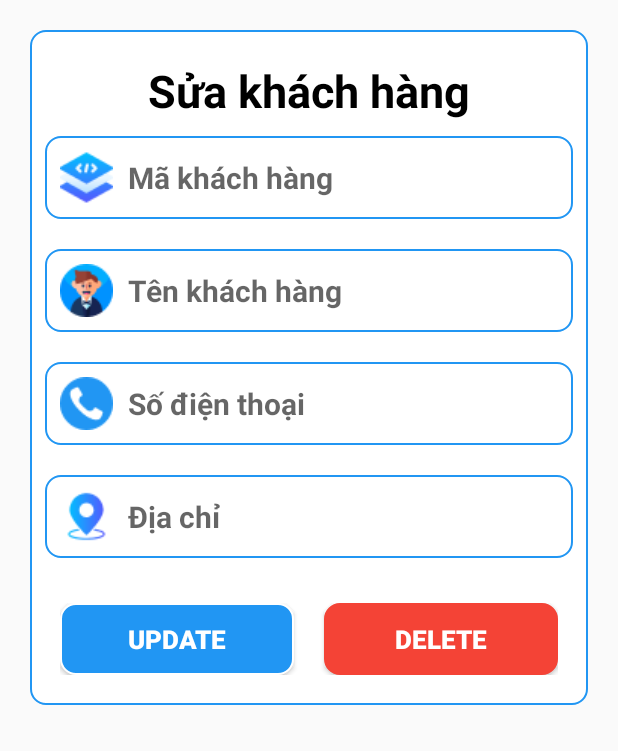
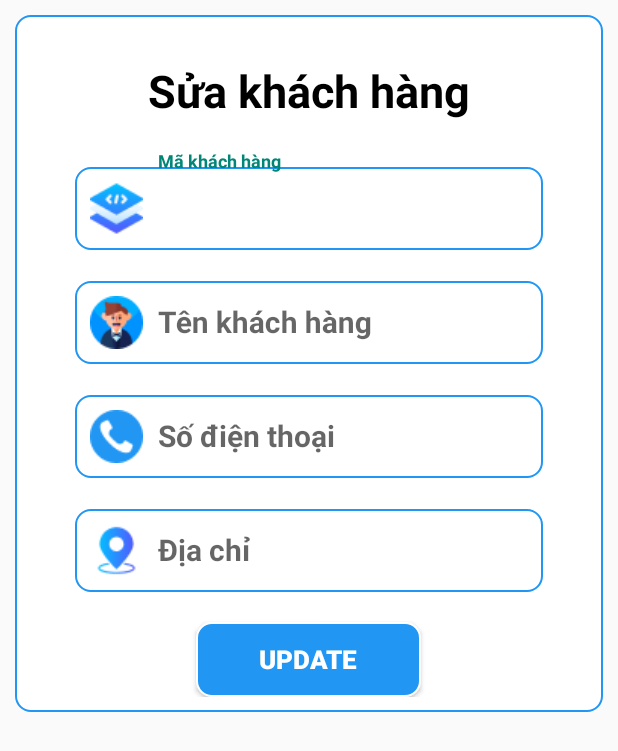
Before and after one commit to DwngSagn38/DA1_QLDH, an Android app: the layout dl_sua_khachhang.xml on its own in the app's theme, with its tools: preview values and no code run, on a phone screen of 412 x 824 dp. Shown: the top 751 px of the screen. Run offline under Robolectric (Android 15) with nearby library versions, the phone set to English and light mode, and no system bars.

Commit message:
khachhang

```diff
--- a/app/src/main/java/com/example/da1_qldh_yuii/Welcome.java
+++ b/app/src/main/java/com/example/da1_qldh_yuii/Welcome.java
@@ -20,7 +20,9 @@ public class Welcome extends AppCompatActivity {
             @Override
             public void run() {
                 startActivity(new Intent(Welcome.this, DangNhap.class));
+                finish();
             }
+
         },3000);
     }
 }
--- a/app/src/main/res/layout/dl_sua_khachhang.xml
+++ b/app/src/main/res/layout/dl_sua_khachhang.xml
@@ -2,106 +2,134 @@
 <LinearLayout xmlns:android="http://schemas.android.com/apk/res/android"
     android:layout_width="match_parent"
     android:orientation="vertical"
-    android:layout_height="match_parent">
+    android:layout_height="wrap_content">
 
     <LinearLayout
         android:layout_width="match_parent"
         android:layout_height="wrap_content"
         android:orientation="vertical"
-        android:layout_margin="20dp"
+        android:layout_margin="10dp"
+        android:padding="10dp"
         android:background="@drawable/khung">
 
         <TextView
-            android:layout_width="match_parent"
+            android:layout_width="wrap_content"
             android:layout_height="wrap_content"
             android:text="Sửa khách hàng"
             android:layout_marginTop="20dp"
-            android:gravity="center_horizontal"
+            android:layout_gravity="center"
             android:textStyle="bold"
             android:textColor="@color/black"
             android:textSize="30sp"/>
-        <EditText
-            android:id="@+id/edMaKHsua"
+
+        <com.google.android.material.textfield.TextInputLayout
             android:layout_width="match_parent"
             android:layout_height="wrap_content"
+            android:paddingHorizontal="20dp"
+            android:layout_marginTop="20dp">
+            <com.google.android.material.textfield.TextInputEditText
+                android:id="@+id/edMaKHsua"
+                android:hint="Mã khách hàng"
+                android:layout_width="match_parent"
+                android:layout_height="wrap_content"
+                android:paddingLeft="10dp"
                 android:background="@drawable/khung"
-            android:hint="Mã khách hàng"
+                android:drawableStart="@drawable/makh"
                 android:drawablePadding="10dp"
                 android:padding="10dp"
-            android:drawableStart="@drawable/makh"
                 android:textSize="20dp"
                 android:textColor="@color/black"
                 android:layout_margin="10dp"
                 android:textStyle="bold"
+
                 />
-        <EditText
-            android:id="@+id/edTenKHsua"
+        </com.google.android.material.textfield.TextInputLayout>
+
+
+        <com.google.android.material.textfield.TextInputLayout
             android:layout_width="match_parent"
             android:layout_height="wrap_content"
+            android:paddingHorizontal="20dp">
+            <com.google.android.material.textfield.TextInputEditText
+                android:id="@+id/edTenKHsua"
+                android:hint="Tên khách hàng"
+                android:layout_width="match_parent"
+                android:layout_height="wrap_content"
+                android:paddingLeft="10dp"
                 android:background="@drawable/khung"
-            android:hint="Tên khách hàng"
+                android:drawableStart="@drawable/tenkh"
                 android:drawablePadding="10dp"
                 android:padding="10dp"
-            android:drawableStart="@drawable/tenkh"
                 android:textSize="20dp"
                 android:textColor="@color/black"
                 android:layout_margin="10dp"
-            android:textStyle="bold" />
-        <EditText
-            android:id="@+id/edSDTsua"
+                android:textStyle="bold"
+
+                />
+        </com.google.android.material.textfield.TextInputLayout>
+
+
+
+        <com.google.android.material.textfield.TextInputLayout
             android:layout_width="match_parent"
             android:layout_height="wrap_content"
+            android:paddingHorizontal="20dp"
+            >
+            <com.google.android.material.textfield.TextInputEditText
+                android:id="@+id/edSDTsua"
+                android:hint="Số điện thoại"
+                android:layout_width="match_parent"
+                android:layout_height="wrap_content"
+                android:paddingLeft="10dp"
                 android:background="@drawable/khung"
-            android:hint="Số điện thoại"
+                android:drawableStart="@drawable/sdt"
                 android:drawablePadding="10dp"
                 android:padding="10dp"
-            android:drawableStart="@drawable/sdt"
                 android:textSize="20dp"
                 android:textColor="@color/black"
                 android:layout_margin="10dp"
-            android:textStyle="bold" />
-        <EditText
-            android:id="@+id/edDiaChisua"
+                android:textStyle="bold"
+
+                />
+        </com.google.android.material.textfield.TextInputLayout>
+
+
+        <com.google.android.material.textfield.TextInputLayout
             android:layout_width="match_parent"
             android:layout_height="wrap_content"
+            android:paddingHorizontal="20dp"
+            >
+            <com.google.android.material.textfield.TextInputEditText
+                android:id="@+id/edDiaChisua"
+                android:hint="Địa chỉ"
+                android:layout_width="match_parent"
+                android:layout_height="wrap_content"
+                android:paddingLeft="10dp"
                 android:background="@drawable/khung"
-            android:hint="Địa chỉ"
+                android:drawableStart="@drawable/diachi"
                 android:drawablePadding="10dp"
                 android:padding="10dp"
-            android:drawableStart="@drawable/diachi"
                 android:textSize="20dp"
                 android:textColor="@color/black"
                 android:layout_margin="10dp"
-            android:textStyle="bold" />
+                android:textStyle="bold"
 
-        <LinearLayout
-            android:layout_width="match_parent"
-            android:layout_height="wrap_content"
-            android:layout_margin="20dp"
-            android:orientation="horizontal">
+                />
+        </com.google.android.material.textfield.TextInputLayout>
+
+
             <Button
                 android:id="@+id/btnUpdateKH"
-                android:layout_width="wrap_content"
-                android:layout_height="wrap_content"
+                android:layout_gravity="center"
+                android:layout_marginTop="10dp"
+                android:layout_width="150dp"
+                android:layout_height="50dp"
                 android:text="Update"
                 android:background="@drawable/khungdn"
                 android:textColor="@color/white"
                 android:textStyle="bold"
-                android:layout_weight="1"
                 android:textSize="17dp"/>
-            <Button
-                android:id="@+id/btnDeleteKH"
-                android:layout_width="wrap_content"
-                android:layout_height="wrap_content"
-                android:text="Delete"
-                android:background="@drawable/khungdn"
-                android:textColor="@color/white"
-                android:backgroundTint="#F44336"
-                android:textStyle="bold"
-                android:layout_marginLeft="20dp"
-                android:layout_weight="1"
-                android:textSize="17dp"/>
-        </LinearLayout>
+
     </LinearLayout>
 
 </LinearLayout>
--- a/app/src/main/res/layout/dl_xem_thongtinkhachhang.xml
+++ b/app/src/main/res/layout/dl_xem_thongtinkhachhang.xml
@@ -74,6 +74,7 @@
             android:layout_margin="20dp"
             android:orientation="horizontal">
             <Button
+                android:id="@+id/btnUpdateKH"
                 android:layout_width="wrap_content"
                 android:layout_height="wrap_content"
                 android:text="Update"
@@ -83,6 +84,7 @@
                 android:layout_weight="1"
                 android:textSize="17dp"/>
             <Button
+                android:id="@+id/btnDelteteKH"
                 android:layout_width="wrap_content"
                 android:layout_height="wrap_content"
                 android:text="Delete"
```
Also changed, not shown: app/src/main/java/com/example/da1_qldh_yuii/adapter/KhachHangAdapter.java (+128 -0 lines), app/src/main/java/com/example/da1_qldh_yuii/dao/KhachHangDAO.java (+32 -0 lines), app/src/main/res/layout/item_rcv_khachhang.xml (+4 -4 lines), app/src/main/res/layout/item_rcv_sanpham.xml (+0 -8 lines). Lines whose indentation alone changed are shown as unchanged.
